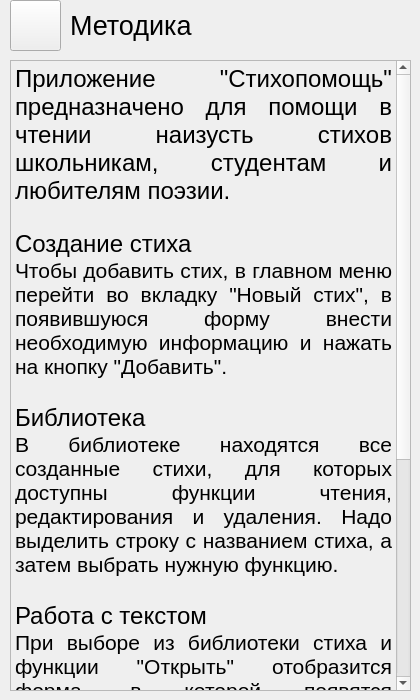
Above: UIs/MethodologyForm.ui from Krahjotdaan/LearningPoem before the change. Below: the same form after it.
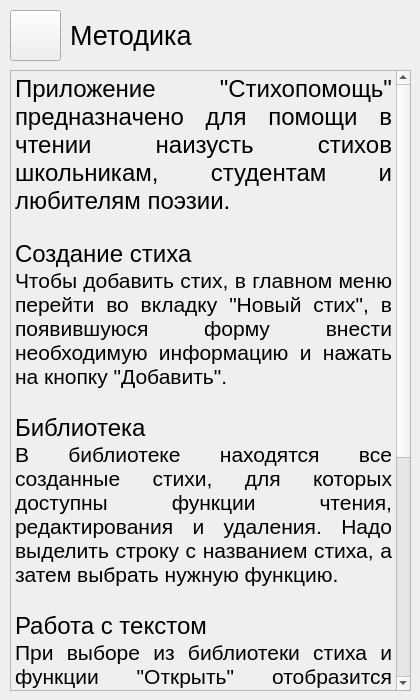
That is the form after the change.

```diff
--- a/UIs/MethodologyForm.ui
+++ b/UIs/MethodologyForm.ui
@@ -18,7 +18,7 @@
     <property name="geometry">
      <rect>
       <x>70</x>
-      <y>0</y>
+      <y>10</y>
       <width>341</width>
       <height>51</height>
      </rect>
@@ -42,7 +42,7 @@
     <property name="geometry">
      <rect>
       <x>10</x>
-      <y>0</y>
+      <y>10</y>
       <width>51</width>
       <height>51</height>
      </rect>
@@ -67,9 +67,9 @@
     <property name="geometry">
      <rect>
       <x>10</x>
-      <y>60</y>
+      <y>70</y>
       <width>401</width>
-      <height>631</height>
+      <height>621</height>
      </rect>
     </property>
     <layout class="QVBoxLayout" name="verticalLayout">
```
Left out of the diff: 4 changed lines with no effect on the pictures.
